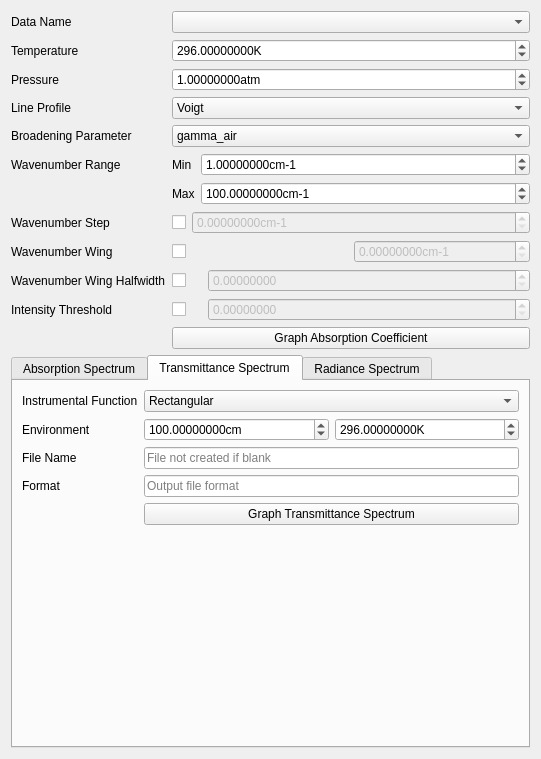
Old version of the form layouts/graphing_window.ui in the repository hitranonline/hapiest.
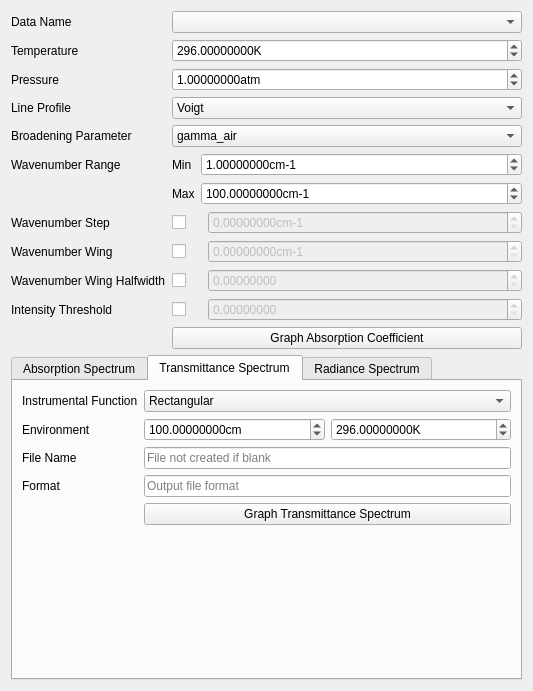
New version of the form. The open tabs and pages were chosen to show the change.

Commit message: Moved TableView to a new tab in the MainWindow. Updated 'about' window message.

Patch:
```diff
--- a/layouts/graphing_window.ui
+++ b/layouts/graphing_window.ui
@@ -6,18 +6,33 @@
             <rect>
                 <x>0</x>
                 <y>0</y>
-                <width>541</width>
-                <height>759</height>
+                <width>533</width>
+                <height>691</height>
             </rect>
         </property>
+        <property name="sizePolicy">
+            <sizepolicy hsizetype="Preferred" vsizetype="Minimum">
+                <horstretch>0</horstretch>
+                <verstretch>0</verstretch>
+            </sizepolicy>
+        </property>
         <property name="windowTitle">
             <string>Absorption Coefficient</string>
         </property>
         <layout class="QGridLayout" name="gridLayout">
+            <property name="sizeConstraint">
+                <enum>QLayout::SetMinimumSize</enum>
+            </property>
             <item row="0" column="0">
                 <layout class="QVBoxLayout" name="verticalLayout">
+                    <property name="sizeConstraint">
+                        <enum>QLayout::SetMinimumSize</enum>
+                    </property>
                     <item>
                         <layout class="QFormLayout" name="formLayout">
+                            <property name="sizeConstraint">
+                                <enum>QLayout::SetMaximumSize</enum>
+                            </property>
                             <item row="0" column="0">
         <widget class="QLabel" name="data_name_label">
             <property name="text">
@@ -210,6 +225,18 @@
                                                     <verstretch>0</verstretch>
                                                 </sizepolicy>
                                             </property>
+                                            <property name="minimumSize">
+                                                <size>
+                                                    <width>30</width>
+                                                    <height>0</height>
+                                                </size>
+                                            </property>
+                                            <property name="maximumSize">
+                                                <size>
+                                                    <width>30</width>
+                                                    <height>16777215</height>
+                                                </size>
+                                            </property>
                                             <property name="text">
                                                 <string/>
                                             </property>
@@ -247,6 +274,12 @@
                                 <layout class="QHBoxLayout" name="horizontalLayout_2">
                                     <item>
                                         <widget class="QCheckBox" name="wn_wing_enabled">
+                                            <property name="maximumSize">
+                                                <size>
+                                                    <width>30</width>
+                                                    <height>16777215</height>
+                                                </size>
+                                            </property>
                                             <property name="text">
                                                 <string/>
                                             </property>
@@ -358,6 +391,12 @@
                     </item>
                     <item>
                         <widget class="QTabWidget" name="spectrum_tabs">
+                            <property name="sizePolicy">
+                                <sizepolicy hsizetype="Minimum" vsizetype="Minimum">
+                                    <horstretch>0</horstretch>
+                                    <verstretch>0</verstretch>
+                                </sizepolicy>
+                            </property>
                             <property name="currentIndex">
                                 <number>0</number>
                             </property>
@@ -520,9 +559,11 @@
                                 </attribute>
                                 <layout class="QGridLayout" name="gridLayout_3">
                                     <item row="0" column="0">
+                                        <layout class="QGridLayout" name="gridLayout_5">
+                                            <item row="0" column="0">
                                         <layout class="QFormLayout" name="formLayout_4">
                                             <property name="sizeConstraint">
-                                                <enum>QLayout::SetMaximumSize</enum>
+                                                        <enum>QLayout::SetMinimumSize</enum>
                                             </property>
                                             <item row="0" column="0">
                                                 <widget class="QLabel" name="label_21">
@@ -663,6 +704,8 @@
                                         </layout>
                                     </item>
                                 </layout>
+                                    </item>
+                                </layout>
                             </widget>
                             <widget class="QWidget" name="radiance">
                                 <attribute name="title">
```
Left out of the diff: 21 changed lines with no effect on the pictures. Lines whose indentation alone changed are shown as unchanged. The commit also changes 3 other files.
